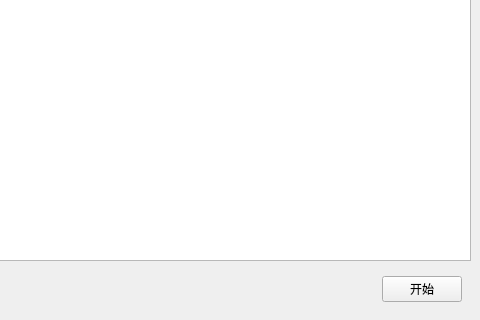
Above: mainwindow.ui from niltok/magi before the change; both pictures show x 156 to 636 and y 180 to 500 of the 636 by 500 pixel window. Below: the same form after it.
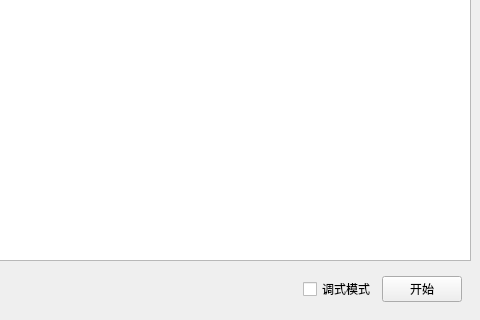
That is the form after the change.

Commit message: add debug mode

What changed in the file:
```diff
--- a/mainwindow.ui
+++ b/mainwindow.ui
@@ -72,6 +72,13 @@
              </property>
             </spacer>
            </item>
+           <item>
+            <widget class="QCheckBox" name="debugBox">
+             <property name="text">
+              <string>调式模式</string>
+             </property>
+            </widget>
+           </item>
            <item>
             <widget class="QPushButton" name="startGameButton">
              <property name="text">
```
The commit also changes 4 other files.
